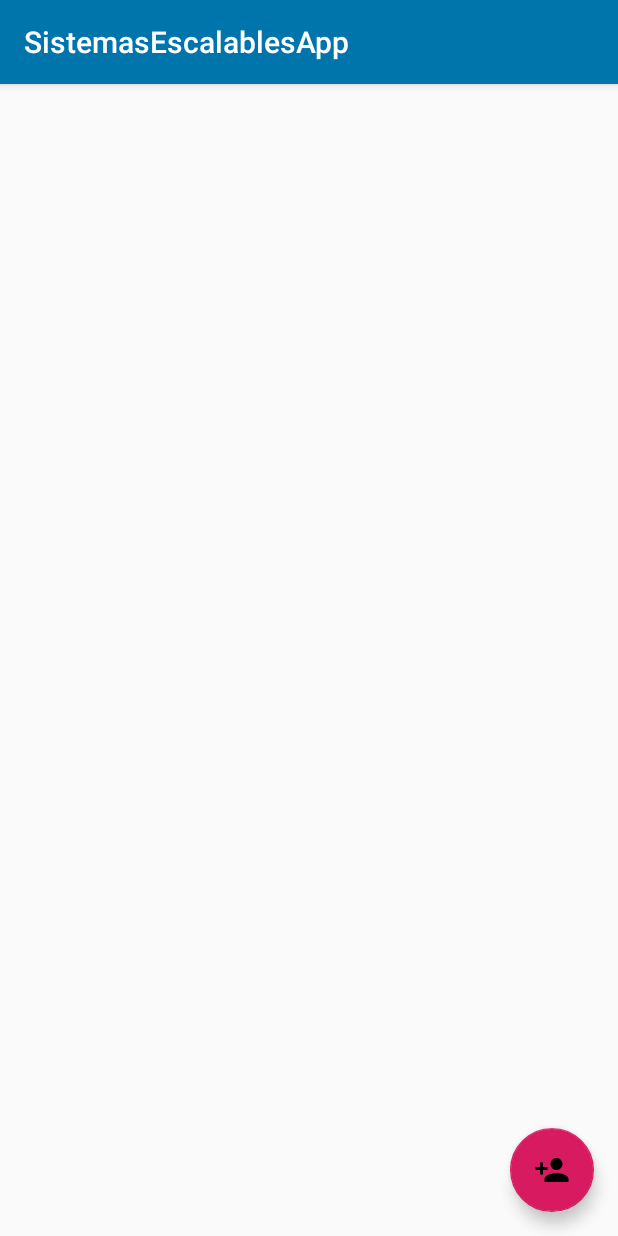
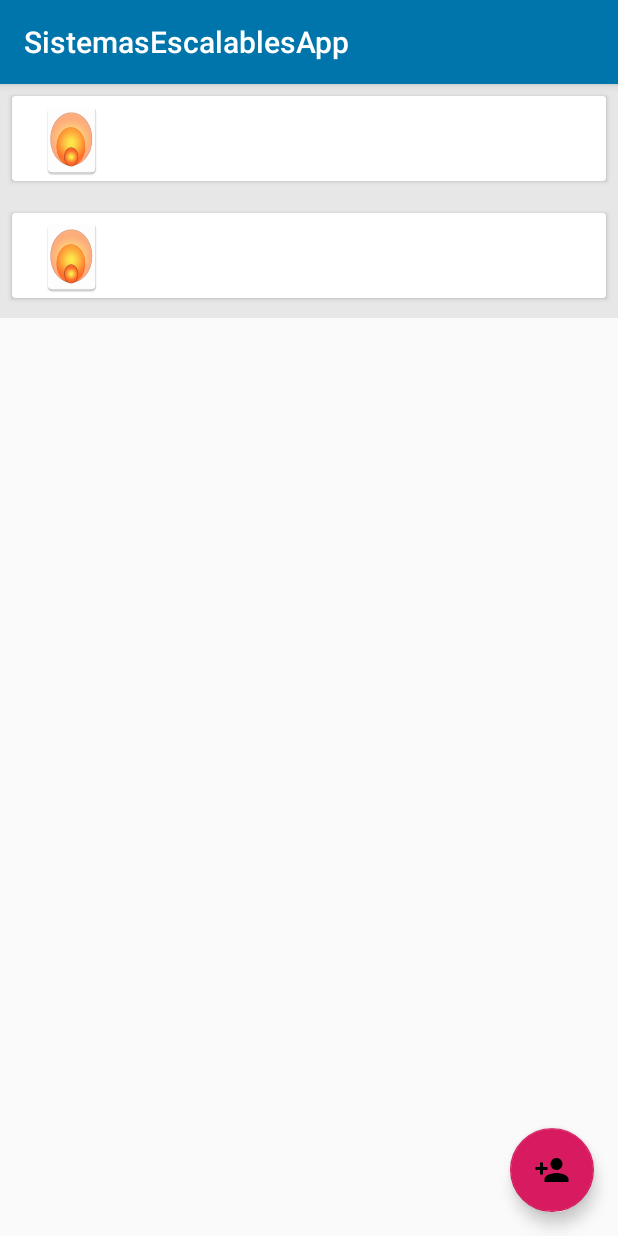
Before and after one commit to sebas420/SistemasEscalablesApp, an Android app: the Usuarios screen opened directly, with no data from a screen before it, on a phone screen of 412 x 824 dp. Run offline under Robolectric (Android 15) with nearby library versions, the phone set to English and light mode, and no system bars; our stand-ins replace data binding.

Commit message:
video 58 terminado

```diff
--- a/app/build.gradle
+++ b/app/build.gradle
@@ -41,5 +41,6 @@ dependencies {
     implementation 'com.google.firebase:firebase-firestore:15.0.0'
     implementation 'com.google.firebase:firebase-storage:16.0.1'
     implementation 'com.google.code.gson:gson:2.2.4'
+    implementation 'com.android.support:recyclerview-v7:27.1.1'
 }
 apply plugin: 'com.google.gms.google-services'
--- a/app/src/main/java/Library/BindEditText.java
+++ b/app/src/main/java/Library/BindEditText.java
@@ -14,7 +14,7 @@ public class BindEditText {
     public static void bindEditText(EditText view, final BindableString bindableString){
 
         _memoryData = MemoryData.getInstance(view.getContext());
-        if(_memoryData.getData("DATA").equals("")) {
+        //if(_memoryData.getData("DATA").equals("") ) {
         /*Contenedor para facilitar el paso alrededor de una tupla de dos objetos.
         Este objeto proporciona una implementación sensata de equals (),
         que devuelve verdadero si equals () es verdadero en cada uno de los objetos contenidos.*/
@@ -35,6 +35,6 @@ public class BindEditText {
         if (!view.getText().toString().equals(newValue)) {
             view.setText(newValue);
         }
+        // }
     }
 }
-}
--- /dev/null
+++ b/app/src/main/java/Models/Pojo/User.java
@@ -0,0 +1,31 @@
+package Models.Pojo;
+
+public class User {
+    private String Apellido;
+    private String Nombre;
+    private String Email;
+    private String Role;
+
+    public User(String apellido, String nombre, String email, String role) {
+        Apellido = apellido;
+        Nombre = nombre;
+        Email = email;
+        Role = role;
+    }
+
+    public String getApellido() {
+        return Apellido;
+    }
+
+    public String getNombre() {
+        return Nombre;
+    }
+
+    public String getEmail() {
+        return Email;
+    }
+
+    public String getRole() {
+        return Role;
+    }
+}
--- /dev/null
+++ b/app/src/main/java/ViewModels/Adapter/UserAdapter.java
@@ -0,0 +1,66 @@
+package ViewModels.Adapter;
+
+import android.databinding.DataBindingUtil;
+import android.support.annotation.NonNull;
+import android.support.v7.widget.RecyclerView;
+import android.view.LayoutInflater;
+import android.view.ViewGroup;
+
+import com.example.apolo.sistemasescalablesapp.R;
+import com.example.apolo.sistemasescalablesapp.databinding.UserRowItemBinding;
+
+import java.util.List;
+
+import Models.Pojo.User;
+
+public class UserAdapter extends RecyclerView.Adapter<UserAdapter.MyViewHolder> {
+    private List<User> _userList;
+    private LayoutInflater _layoutInflater;
+    private AdapterListener _listener;
+
+    public UserAdapter(List<User> userList,AdapterListener listener) {
+        _userList = userList;
+        _listener = listener;
+
+    }
+
+
+    public class MyViewHolder extends RecyclerView.ViewHolder{
+        private final UserRowItemBinding _binding;
+        public MyViewHolder(final UserRowItemBinding binding){
+            super(binding.getRoot());
+            _binding = binding;
+        }
+    }
+
+    @NonNull
+    @Override
+    public MyViewHolder onCreateViewHolder(@NonNull ViewGroup parent, int viewType) {
+        if (_layoutInflater == null){
+            _layoutInflater = LayoutInflater.from(parent.getContext());
+        }
+        UserRowItemBinding binding =
+                DataBindingUtil.inflate(_layoutInflater, R.layout.user_row_item, parent, false);
+        return new MyViewHolder(binding);
+    }
+
+    @Override
+    public void onBindViewHolder(@NonNull MyViewHolder holder, int position) {
+        holder._binding.setUser(_userList.get(position));
+        holder._binding.cardViewUser.setOnClickListener((v)-> {
+
+            if (_listener != null) {
+                _listener.onUserClicked(_userList.get(position));
+            }
+
+        });
+    }
+
+    @Override
+    public int getItemCount() {
+        return _userList.size();
+    }
+    public interface AdapterListener{
+        void onUserClicked(User user);
+    }
+}
--- a/app/src/main/java/ViewModels/AddUserViewModels.java
+++ b/app/src/main/java/ViewModels/AddUserViewModels.java
@@ -128,18 +128,21 @@ public class AddUserViewModels extends UserModels implements IonClick {
         }
     }
 
-    private void insertUser() {
-        mAuth.createUserWithEmailAndPassword(emailUI.getValue(), cedulaUI.getValue())
-                .addOnCompleteListener(_activity, (task) -> {
-                    if (task.isSuccessful()) {
-                        String role = _activity.getResources().getStringArray(R.array.item_roles)[item.getSelectedItemPosition()];
+    private void insertUser(){
+        mAuth.createUserWithEmailAndPassword(emailUI.getValue(),cedulaUI.getValue())
+                .addOnCompleteListener(_activity,(task)->{
+                    if (task.isSuccessful()){
+                        String role = _activity.getResources()
+                                .getStringArray(R.array.item_roles)[item
+                                .getSelectedItemPosition()];
                         _db = FirebaseFirestore.getInstance();
-                        _documentRef = _db.collection(Collections.Usuarios.USUARIOS).document(emailUI.getValue());
+                        _documentRef = _db.collection(Collections.Usuarios.USUARIOS)
+                                .document(emailUI.getValue());
                         Map<String, Object> user = new HashMap<>();
                         user.put(Collections.Usuarios.APELLIDO,apellidoUI.getValue());
                         user.put(Collections.Usuarios.EMAIL,emailUI.getValue());
                         user.put(Collections.Usuarios.NOMBRE,nombreUI.getValue());
-                        user.put(Collections.Usuarios.ROLE, role);
+                        user.put(Collections.Usuarios.ROLE,role);
                         _documentRef.set(user).addOnCompleteListener((task2)->{
                             if (task2.isSuccessful()){
                                 StorageReference imagesRef = _storageRef.
@@ -157,7 +160,8 @@ public class AddUserViewModels extends UserModels implements IonClick {
 
 
                                 }).addOnSuccessListener((taskSnapshot)-> {
-
+                                    _memoryData.saveData("DATA","");
+                                    _activity.finish();
                                 });
                             }
 
@@ -170,8 +174,7 @@ public class AddUserViewModels extends UserModels implements IonClick {
                     }
                 });
     }
-
-    private boolean isEmailValid(String email) {
+    private boolean isEmailValid(String email){
         return Validate.isEmail(email);
     }
     private boolean isPasswordValid(String password){
--- /dev/null
+++ b/app/src/main/java/ViewModels/UserViewModels.java
@@ -0,0 +1,57 @@
+package ViewModels;
+
+import android.app.Activity;
+import android.content.Intent;
+import android.support.v7.widget.LinearLayoutManager;
+import android.support.v7.widget.RecyclerView;
+import android.view.View;
+import android.widget.Toast;
+
+import com.example.apolo.sistemasescalablesapp.CrearUsuarios;
+import com.example.apolo.sistemasescalablesapp.R;
+import com.example.apolo.sistemasescalablesapp.databinding.UsuariosBinding;
+
+import java.util.ArrayList;
+import java.util.List;
+
+import Interface.IonClick;
+import Models.Pojo.User;
+import ViewModels.Adapter.UserAdapter;
+
+public class UserViewModels implements IonClick ,UserAdapter.AdapterListener{
+    private Activity _activity;
+    private UsuariosBinding _binding;
+    private RecyclerView _recycler;
+    private RecyclerView.LayoutManager _lManager;
+    private UserAdapter _userAdapter;
+
+    public UserViewModels(Activity activity, UsuariosBinding binding) {
+        _activity = activity;
+        _binding = binding;
+        _recycler = binding.recyclerViewUser;
+        _recycler.setHasFixedSize(true);
+        _lManager = new LinearLayoutManager(activity);
+        _recycler.setLayoutManager(_lManager);
+        initRecyclerView();
+    }
+
+    @Override
+    public void onClick(View view) {
+        switch (view.getId()){
+            case R.id.fab_addUser:
+                _activity.startActivity(new Intent(_activity, CrearUsuarios.class));
+                break;
+        }
+    }
+    private void initRecyclerView(){
+        List<User> postList =  new ArrayList<>();
+        postList.add(new User("Pagoada","Alex","alejpz17@gmail.com","Admin"));
+        postList.add(new User("Suazo","Joel","joel@gmail.com","User"));
+        _userAdapter = new UserAdapter(postList,this);
+        _recycler.setAdapter(_userAdapter);
+    }
+    @Override
+    public void onUserClicked(User user){
+        Toast.makeText(_activity, "User clicked! " + user.getNombre(), Toast.LENGTH_SHORT).show();
+    }
+}
--- a/app/src/main/java/com/example/apolo/sistemasescalablesapp/Usuarios.java
+++ b/app/src/main/java/com/example/apolo/sistemasescalablesapp/Usuarios.java
@@ -1,23 +1,22 @@
 package com.example.apolo.sistemasescalablesapp;
 
-import android.content.Intent;
+import android.databinding.DataBindingUtil;
 import android.os.Bundle;
-import android.support.design.widget.FloatingActionButton;
 import android.support.v7.app.AppCompatActivity;
-import android.view.View;
 
-public class Usuarios extends AppCompatActivity implements View.OnClickListener {
-    private FloatingActionButton fab;
+import com.example.apolo.sistemasescalablesapp.databinding.UsuariosBinding;
+
+import ViewModels.UserViewModels;
+
+public class Usuarios extends AppCompatActivity{
+
     @Override
     protected void onCreate(Bundle savedInstanceState) {
         super.onCreate(savedInstanceState);
-        setContentView(R.layout.usuarios);
-        fab = findViewById(R.id.fab_addUser);
-        fab.setOnClickListener(this);
+        //setContentView(R.layout.usuarios);
+        UsuariosBinding _binding = DataBindingUtil.setContentView(this,R.layout.usuarios);
+        _binding.setUserModel(new UserViewModels(this,_binding));
     }
 
-    @Override
-    public void onClick(View v) {
-        startActivity(new Intent(this, CrearUsuarios.class));
-    }
+
 }
--- /dev/null
+++ b/app/src/main/res/layout/user_row_item.xml
@@ -0,0 +1,40 @@
+<?xml version="1.0" encoding="utf-8"?>
+
+<layout xmlns:tools="http://schemas.android.com/tools"
+    xmlns:android="http://schemas.android.com/apk/res/android"
+    xmlns:app="http://schemas.android.com/apk/res-auto">
+
+    <data>
+
+        <variable name="user" type="Models.Pojo.User" />
+    </data>
+
+    <android.support.constraint.ConstraintLayout
+        android:layout_width="match_parent"
+        android:layout_height="wrap_content"
+        android:background="@color/darker_gray"
+        android:paddingBottom="5dp">
+
+        <android.support.v7.widget.CardView
+            android:id="@+id/cardViewUser"
+            style="@style/CardViewTheme1"
+            android:layout_width="match_parent"
+            android:layout_height="wrap_content"
+            android:layout_marginStart="8dp"
+            android:layout_marginTop="8dp"
+            android:layout_marginEnd="8dp"
+            android:layout_marginBottom="8dp"
+            android:foreground="?android:attr/selectableItemBackground"
+            app:layout_constraintBottom_toBottomOf="parent"
+            app:layout_constraintEnd_toEndOf="parent"
+            app:layout_constraintStart_toStartOf="parent"
+            app:layout_constraintTop_toTopOf="parent">
+
+            <ImageView
+                android:id="@+id/imageView5"
+                android:layout_width="wrap_content"
+                android:layout_height="wrap_content"
+                app:srcCompat="@mipmap/ic_logo" />
+        </android.support.v7.widget.CardView>
+    </android.support.constraint.ConstraintLayout>
+</layout>
--- a/app/src/main/res/layout/usuarios.xml
+++ b/app/src/main/res/layout/usuarios.xml
@@ -1,14 +1,33 @@
 <?xml version="1.0" encoding="utf-8"?>
-<android.support.design.widget.CoordinatorLayout xmlns:android="http://schemas.android.com/apk/res/android"
+<layout xmlns:android="http://schemas.android.com/apk/res/android"
+    xmlns:tools="http://schemas.android.com/tools"
+    xmlns:app="http://schemas.android.com/apk/res-auto">
+    <data>
+        <variable name="UserModel" type="ViewModels.UserViewModels"/>
+    </data>
+
+    <android.support.design.widget.CoordinatorLayout
         android:layout_width="match_parent"
-    android:layout_height="match_parent"
-    xmlns:app="http://schemas.android.com/apk/res-auto">
+        android:layout_height="match_parent">
+
+
+        <android.support.constraint.ConstraintLayout
+            android:layout_width="match_parent"
+            android:layout_height="match_parent">
+
+            <android.support.v7.widget.RecyclerView
+                android:id="@+id/recyclerViewUser"
+                android:layout_width="match_parent"
+                android:layout_height="match_parent" />
+        </android.support.constraint.ConstraintLayout>
 
         <android.support.design.widget.FloatingActionButton
             android:id="@+id/fab_addUser"
             android:layout_width="wrap_content"
             android:layout_height="wrap_content"
             android:layout_gravity="bottom|end"
-        android:layout_margin="16dp"
-        app:srcCompat="@drawable/ic_addcliente"/>
+            android:layout_margin="@dimen/fab_margin"
+            app:srcCompat="@drawable/ic_addcliente"
+            android:onClick="@{UserModel::onClick}"/>
     </android.support.design.widget.CoordinatorLayout>
+</layout>
--- a/app/src/main/res/values/colors.xml
+++ b/app/src/main/res/values/colors.xml
@@ -4,6 +4,7 @@
     <color name="colorPrimaryDark">#2d5276</color>
     <color name="colorAccent">#D81B60</color>
     <color name="colorButton">#0075ab</color>
+    <color name="darker_gray">#e7e7e7</color>
 
     <!--LOGIN-->
     <color name="colorText">#ffffff</color>
--- a/app/src/main/res/values/styles.xml
+++ b/app/src/main/res/values/styles.xml
@@ -21,6 +21,17 @@
         <item name="colorAccent">@color/colorText</item>
     </style>
 
+    <style name="CardViewTheme1" parent="Theme.AppCompat.Light.DarkActionBar">
+
+        <item name="cardCornerRadius">2dp</item>
+        <item name="cardElevation">2dp</item>
+        <item name="contentPaddingBottom">3dp</item>
+        <item name="contentPaddingTop">5dp</item>
+        <item name="contentPaddingLeft">16dp</item>
+        <item name="contentPaddingRight">16dp</item>
+        <item name="cardBackgroundColor">@color/colorText</item>
+    </style>
+
 
     <style name="AppTheme.AppBarOverlay" parent="ThemeOverlay.AppCompat.Dark.ActionBar" />
 
--- a/build.gradle
+++ b/build.gradle
@@ -1,5 +1,4 @@
 // Top-level build file where you can add configuration options common to all sub-projects/modules.
-
 buildscript {
 
     repositories {
@@ -9,7 +8,6 @@ buildscript {
     dependencies {
         classpath 'com.android.tools.build:gradle:3.4.0'
         classpath 'com.google.gms:google-services:4.0.1'
-
 
         // NOTE: Do not place your application dependencies here; they belong
         // in the individual module build.gradle files
```
Lines whose indentation alone changed are shown as unchanged.
